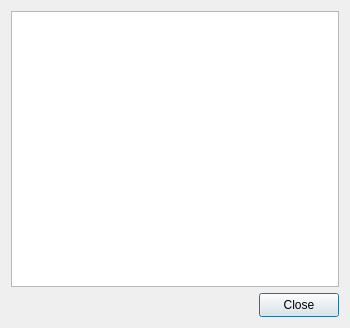
Above: cdonation.ui from PavelMr/skytechx before the change. Below: the same form after it.
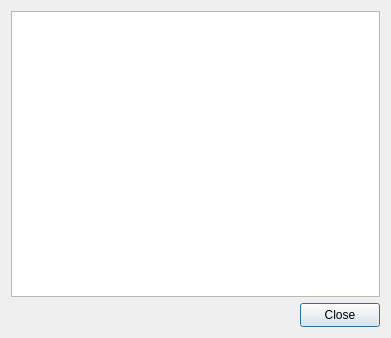
That is the form after the change. Icons and pictures are not drawn.

Patch:
```diff
--- a/cdonation.ui
+++ b/cdonation.ui
@@ -6,25 +6,25 @@
    <rect>
     <x>0</x>
     <y>0</y>
-    <width>350</width>
-    <height>328</height>
+    <width>391</width>
+    <height>338</height>
    </rect>
   </property>
   <property name="sizePolicy">
-   <sizepolicy hsizetype="Fixed" vsizetype="Preferred">
+   <sizepolicy hsizetype="Preferred" vsizetype="Preferred">
     <horstretch>0</horstretch>
     <verstretch>0</verstretch>
    </sizepolicy>
   </property>
   <property name="minimumSize">
    <size>
-    <width>350</width>
+    <width>0</width>
     <height>0</height>
    </size>
   </property>
   <property name="maximumSize">
    <size>
-    <width>350</width>
+    <width>1600000</width>
     <height>16777215</height>
    </size>
   </property>
```
